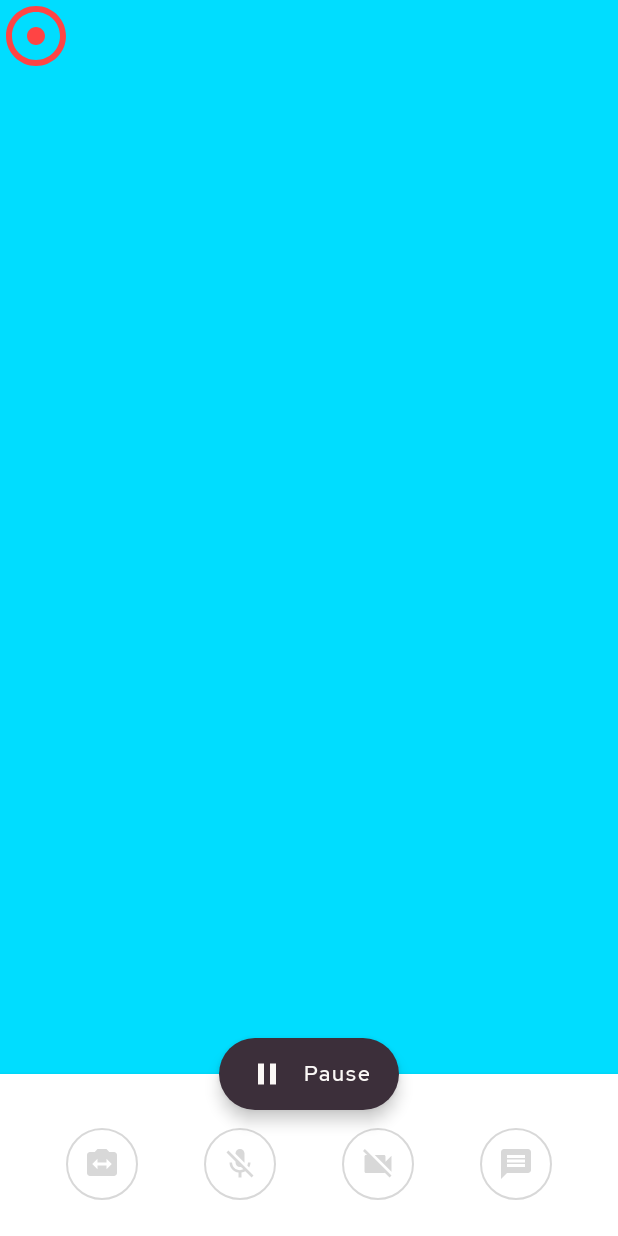
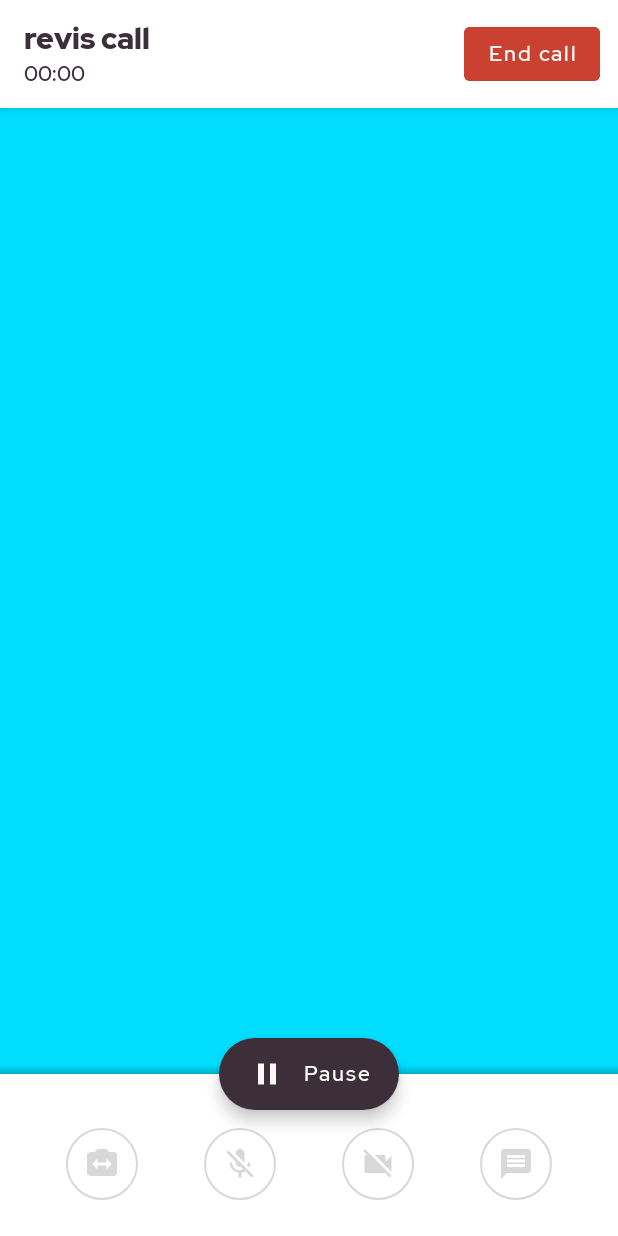
Before and after one commit to chandruscm/Revis, an Android app: the VideoCallActivity screen opened directly, with no data from a screen before it, on a phone screen of 412 x 824 dp. Run offline under Robolectric (Android 15) with nearby library versions, the phone set to English and light mode, and no system bars; our stand-ins replace Dagger/Hilt's generated code, data binding; libraries missing offline, so code that uses them is left out: io.agora.rtc, io.agora.rtm; 16 statements that could not run were skipped.

Commit message:
Add app bar on video screen

```diff
--- a/app/src/main/AndroidManifest.xml
+++ b/app/src/main/AndroidManifest.xml
@@ -4,7 +4,6 @@
     xmlns:tools="http://schemas.android.com/tools"
     package="com.revis">
 
-    <uses-permission android:name="android.permission.INTERNET" />
     <uses-permission android:name="android.permission.RECORD_AUDIO" />
     <uses-permission android:name="android.permission.MODIFY_AUDIO_SETTINGS" />
     <uses-permission android:name="android.permission.ACCESS_NETWORK_STATE" />
--- a/app/src/main/java/com/revis/ui/video/VideoCallActivity.kt
+++ b/app/src/main/java/com/revis/ui/video/VideoCallActivity.kt
@@ -1,16 +1,16 @@
 package com.revis.ui.video
 
 import android.os.Bundle
+import android.os.SystemClock
 import android.util.Log
 import android.view.View
 import androidx.constraintlayout.widget.ConstraintLayout
+import androidx.core.content.res.ResourcesCompat
 import androidx.core.view.doOnPreDraw
 import androidx.databinding.DataBindingUtil
 import androidx.lifecycle.Observer
 import androidx.recyclerview.widget.LinearLayoutManager
 import com.google.android.material.bottomsheet.BottomSheetBehavior
-import com.google.android.material.bottomsheet.BottomSheetBehavior.STATE_EXPANDED
-import com.google.android.material.bottomsheet.BottomSheetBehavior.STATE_COLLAPSED
 import com.revis.R
 import com.revis.agora.BaseRtmChannelListener
 import com.revis.agora.BaseRtmClient
@@ -78,6 +78,7 @@ class VideoCallActivity : BaseActivity() {
         )
         binding.viewModel = viewModel
         binding.lifecycleOwner = this
+        binding.callTimer.setTypeface(ResourcesCompat.getFont(this, R.font.red_hat))
 
         initAgora()
         initBottomSheet()
@@ -92,7 +93,10 @@ class VideoCallActivity : BaseActivity() {
         rtmClient?.login(null, randomUUID, object : ResultCallback<Void?> {
 
             override fun onSuccess(responseInfo: Void?) {
-                joinChannel()
+                runOnUiThread {
+                    startCallTimer()
+                    joinChannel()
+                }
             }
 
             override fun onFailure(errorInfo: ErrorInfo) {
@@ -172,6 +176,14 @@ class VideoCallActivity : BaseActivity() {
         })
     }
 
+    private fun startCallTimer() = binding.callTimer.start()
+
+    private fun stopCallTimer() = binding.callTimer.stop()
+
+    private fun getCallDuration(): Long {
+        return binding.callTimer.base - SystemClock.elapsedRealtime()
+    }
+
     private fun joinChannel() {
         rtmChannel = rtmClient?.createChannel(
             "remberg",
@@ -179,11 +191,7 @@ class VideoCallActivity : BaseActivity() {
         )
 
         rtmChannel?.join(object : ResultCallback<Void?> {
-            override fun onSuccess(responseInfo: Void?) {
-                runOnUiThread {
-                    showToast("Join channel success")
-                }
-            }
+            override fun onSuccess(responseInfo: Void?) { }
 
             override fun onFailure(errorInfo: ErrorInfo) {
                 runOnUiThread {
--- a/app/src/main/res/drawable/background_bottom_sheet.xml
+++ b/app/src/main/res/drawable/background_bottom_sheet.xml
@@ -2,6 +2,13 @@
 <shape xmlns:android="http://schemas.android.com/apk/res/android"
     android:shape="rectangle">
 
-    <solid android:color="@color/white" />
+    <solid
+        android:color="@color/white"
+        />
+
+    <corners
+        android:topLeftRadius="0dp"
+        android:topRightRadius="0dp"
+        />
 
 </shape>
--- /dev/null
+++ b/app/src/main/res/drawable/top_shadow_background.xml
@@ -0,0 +1,9 @@
+<?xml version="1.0" encoding="utf-8"?>
+<shape xmlns:android="http://schemas.android.com/apk/res/android">
+
+    <gradient
+        android:angle="90"
+        android:endColor="@android:color/transparent"
+        android:startColor="#64000000"/>
+
+</shape>
--- a/app/src/main/res/layout/activity_video_call.xml
+++ b/app/src/main/res/layout/activity_video_call.xml
@@ -2,6 +2,7 @@
 <layout
     xmlns:android="http://schemas.android.com/apk/res/android"
     xmlns:app="http://schemas.android.com/apk/res-auto"
+    xmlns:tools="http://schemas.android.com/tools"
     >
 
     <data>
@@ -24,10 +25,80 @@
             app:navGraph="@navigation/video"
             />
 
+        <com.google.android.material.appbar.AppBarLayout
+            android:id="@+id/appBarLayout"
+            android:layout_width="match_parent"
+            android:layout_height="wrap_content"
+            android:background="@color/white">
+
+            <com.google.android.material.appbar.CollapsingToolbarLayout
+                android:layout_width="match_parent"
+                android:layout_height="wrap_content"
+                app:layout_scrollFlags="snap|enterAlways">
+
+                <androidx.appcompat.widget.Toolbar
+                    android:layout_width="match_parent"
+                    android:layout_height="wrap_content"
+                    android:contentInsetStart="0dp"
+                    android:contentInsetLeft="0dp"
+                    app:contentInsetLeft="0dp"
+                    app:contentInsetStart="0dp">
+
+                    <RelativeLayout
+                        android:layout_width="match_parent"
+                        android:layout_height="wrap_content"
+                        android:padding="@dimen/spacing_small">
+
+                        <TextView
+                            android:id="@+id/app_bar_title"
+                            style="@style/AppBarTitleText"
+                            android:layout_width="wrap_content"
+                            android:layout_height="wrap_content"
+                            android:layout_alignParentStart="true"
+                            android:paddingStart="4dp"
+                            android:paddingEnd="4dp"
+                            android:text="@string/service_call_title" />
+
+                        <Chronometer
+                            android:id="@+id/call_timer"
+                            android:layout_width="wrap_content"
+                            android:layout_height="wrap_content"
+                            android:layout_below="@+id/app_bar_title"
+                            android:layout_alignParentStart="true"
+                            android:paddingStart="4dp"
+                            android:paddingEnd="4dp"
+                            android:textColor="@color/colorPrimary"
+                            />
+
+                        <com.google.android.material.button.MaterialButton
+                            android:id="@+id/button_end_call"
+                            style="@style/UnelevatedSolidButtonStyle.CallEnd"
+                            android:layout_width="wrap_content"
+                            android:layout_height="wrap_content"
+                            android:layout_alignParentEnd="true"
+                            android:text="@string/end_call"
+                            />
+
+                    </RelativeLayout>
+
+                </androidx.appcompat.widget.Toolbar>
+
+            </com.google.android.material.appbar.CollapsingToolbarLayout>
+
+        </com.google.android.material.appbar.AppBarLayout>
+
         <include
             android:id="@+id/bottom_sheet"
             layout="@layout/bottom_sheet_video_call"
             app:viewModel="@{viewModel}"
+            />
+
+        <View
+            android:id="@+id/shadow"
+            android:layout_width="match_parent"
+            android:layout_height="@dimen/spacing_small"
+            android:background="@drawable/top_shadow_background"
+            app:layout_anchor="@+id/bottom_sheet"
             />
 
         <com.google.android.material.floatingactionbutton.ExtendedFloatingActionButton
--- a/app/src/main/res/values/strings.xml
+++ b/app/src/main/res/values/strings.xml
@@ -16,6 +16,8 @@
     <!-- Video Call -->
     <string name="pause_call">Pause</string>
     <string name="message_box_hint">Type a message</string>
+    <string name="service_call_title">revis call</string>
+    <string name="end_call">End call</string>
 
     <!-- Deep link Dialog -->
     <string name="join_call_via_link_prompt">Would you like to join this servicing call using the revis app?</string>
--- a/app/src/main/res/values/styles.xml
+++ b/app/src/main/res/values/styles.xml
@@ -91,7 +91,7 @@
 
     <style name="SolidButtonStyle" parent="@style/Widget.MaterialComponents.Button">
         <item name="android:textSize">@dimen/font_small</item>
-        <item name="android:textColor">@android:color/white</item>
+        <item name="android:textColor">@color/whiteDirty</item>
         <item name="android:textAllCaps">false</item>
     </style>
 
@@ -111,4 +111,14 @@
         <item name="android:textColor">@color/colorPrimary</item>
     </style>
 
+    <style name="UnelevatedSolidButtonStyle" parent="Widget.MaterialComponents.Button.UnelevatedButton">
+        <item name="android:textSize">@dimen/font_small</item>
+        <item name="android:textColor">@color/whiteDirty</item>
+        <item name="android:textAllCaps">false</item>
+    </style>
+
+    <style name="UnelevatedSolidButtonStyle.CallEnd">
+        <item name="android:backgroundTint">@color/red</item>
+    </style>
+
 </resources>
```
